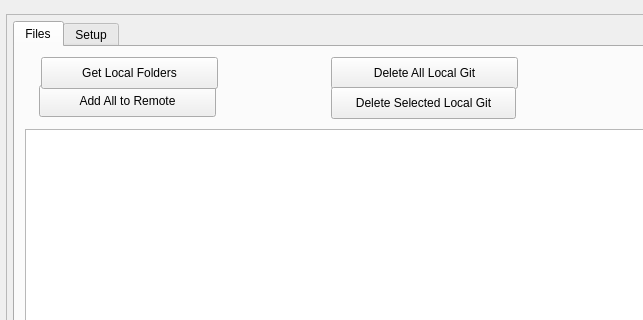
This is gui/main.ui in wmarchewka/GitTool as Qt 5 draws it before an edit; both pictures show x 0 to 643 and y 0 to 320 of the 1231 by 763 pixel window. The edited form follows.
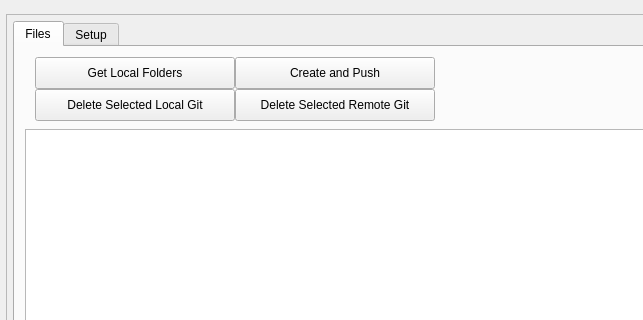
This is the edited form. The open tabs and pages were chosen to show the change.

What changed in the file:
```diff
--- a/gui/main.ui
+++ b/gui/main.ui
@@ -74,38 +74,12 @@
          </rect>
         </property>
        </widget>
-       <widget class="QPushButton" name="pb_add_all_to_remote">
-        <property name="geometry">
-         <rect>
-          <x>24</x>
-          <y>38</y>
-          <width>177</width>
-          <height>32</height>
-         </rect>
-        </property>
-        <property name="text">
-         <string>Add All to Remote</string>
-        </property>
-       </widget>
-       <widget class="QPushButton" name="pb_delete_all_git_local">
-        <property name="geometry">
-         <rect>
-          <x>316</x>
-          <y>10</y>
-          <width>187</width>
-          <height>32</height>
-         </rect>
-        </property>
-        <property name="text">
-         <string>Delete All Local Git</string>
-        </property>
-       </widget>
        <widget class="QPushButton" name="pb_delete_selected_local_git">
         <property name="geometry">
          <rect>
-          <x>316</x>
-          <y>40</y>
-          <width>185</width>
+          <x>20</x>
+          <y>42</y>
+          <width>200</width>
           <height>32</height>
          </rect>
         </property>
@@ -116,9 +90,9 @@
        <widget class="QPushButton" name="pb_get_local_folders">
         <property name="geometry">
          <rect>
-          <x>26</x>
+          <x>20</x>
           <y>10</y>
-          <width>177</width>
+          <width>200</width>
           <height>32</height>
          </rect>
         </property>
@@ -126,6 +100,32 @@
          <string>Get Local Folders</string>
         </property>
        </widget>
+       <widget class="QPushButton" name="pb_delete_selected_remote_git">
+        <property name="geometry">
+         <rect>
+          <x>220</x>
+          <y>42</y>
+          <width>200</width>
+          <height>32</height>
+         </rect>
+        </property>
+        <property name="text">
+         <string>Delete Selected Remote Git</string>
+        </property>
+       </widget>
+       <widget class="QPushButton" name="pb_create_and_push">
+        <property name="geometry">
+         <rect>
+          <x>220</x>
+          <y>10</y>
+          <width>200</width>
+          <height>32</height>
+         </rect>
+        </property>
+        <property name="text">
+         <string>Create and Push</string>
+        </property>
+       </widget>
       </widget>
       <widget class="QWidget" name="setup">
        <attribute name="title">
```
Left out of the diff: 2 changed lines with no effect on the pictures.
